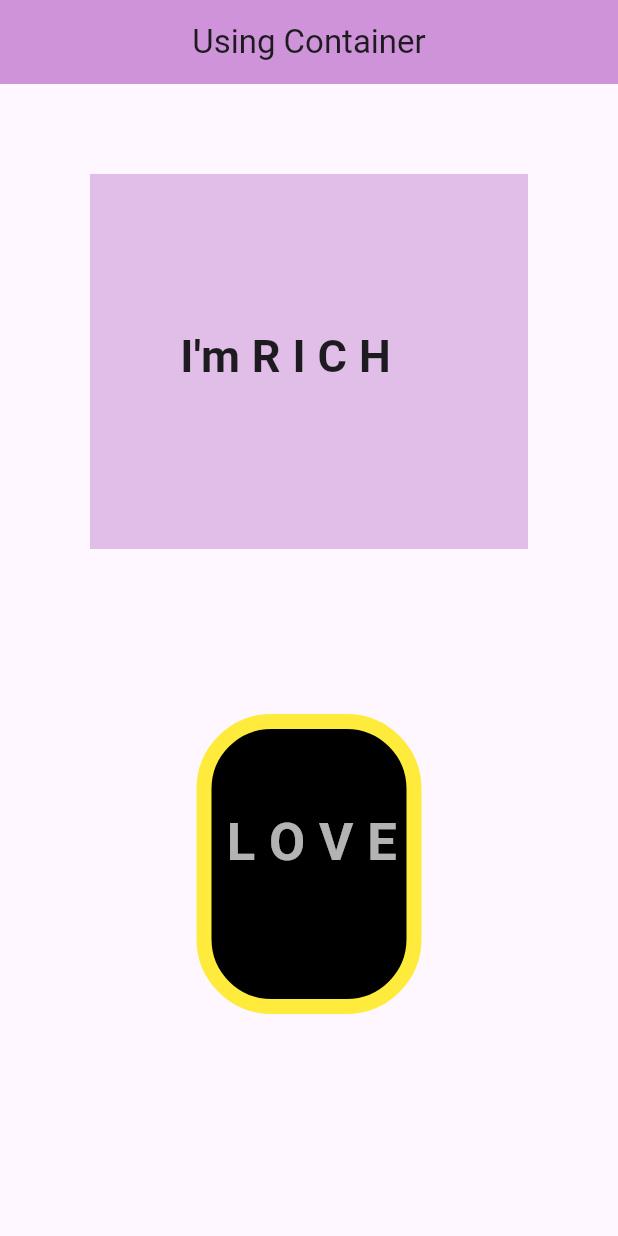
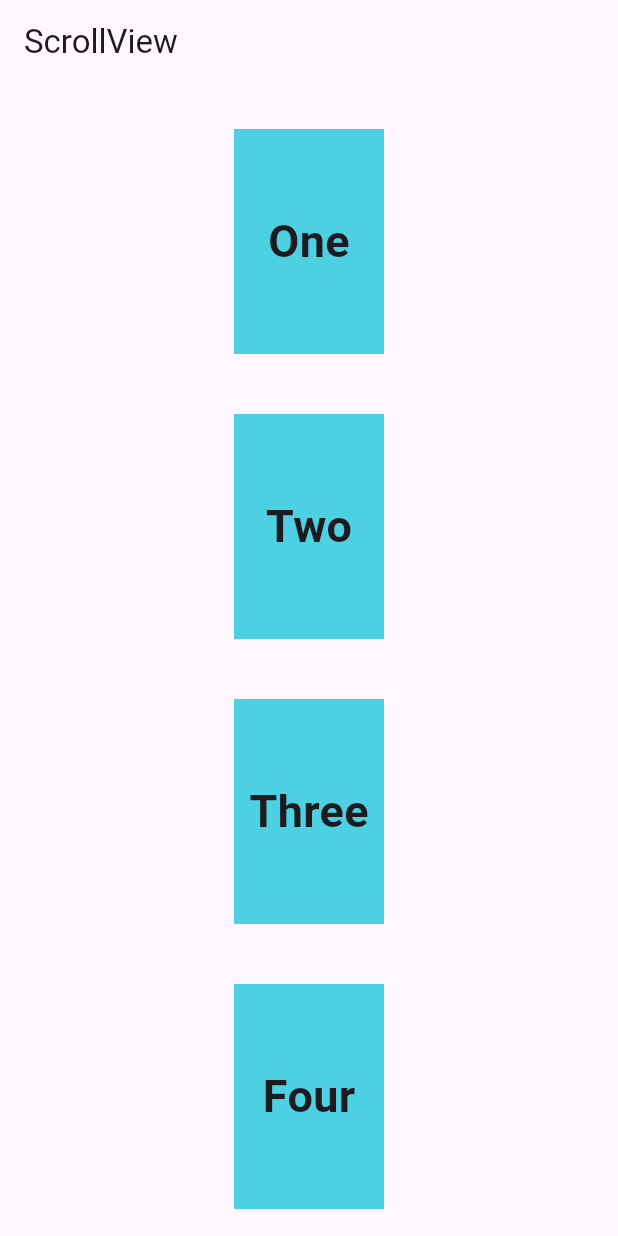
Before and after one commit to Tankung1412/flutter-sample, a Flutter app: the screen it shows after launch, on a phone screen of 412 x 824 dp. Run offline on Flutter 3.47's test engine with Material 3 defaults, Android fonts, the phone set to English and light mode, and no system bars.

Commit message:
third commit

```diff
--- a/flutter_sample/lib/main.dart
+++ b/flutter_sample/lib/main.dart
@@ -1,5 +1,6 @@
 import 'package:flutter/material.dart';
 import 'package:flutter_sample/my_container.dart';
+import 'package:flutter_sample/my_scoll.dart';
 
 void main() {
   runApp(const MainApp());
@@ -13,7 +14,7 @@ class MainApp extends StatelessWidget {
     return const MaterialApp(
       debugShowCheckedModeBanner: false,
       title: 'My Flutter Sample',
-      home: MyContainer(
+      home: MyScllView(
 
       )
     );
--- /dev/null
+++ b/flutter_sample/lib/my_scoll.dart
@@ -0,0 +1,38 @@
+import 'package:flutter/material.dart';
+
+class MyScllView extends StatelessWidget {
+  const MyScllView({super.key});
+
+  @override
+  Widget build(BuildContext context) {
+    return  Scaffold(
+      appBar: AppBar(
+        title: const Text('ScrollView'),
+      ),
+      body:  SingleChildScrollView(
+        scrollDirection: Axis.vertical,
+        padding: const EdgeInsets.all(10),
+        child: Center(
+          child: Column(children: [
+            boxContainer("One"),
+            boxContainer("Two"),
+            boxContainer("Three"),
+            boxContainer("Four"),
+            boxContainer("Five"),
+            boxContainer("Six"),
+            boxContainer("Seven"),
+          ],),
+        ),
+      ),
+    );
+  }
+
+  Widget boxContainer(String txt) => Container(
+    width: 100,
+    height: 150,
+    color: Colors.cyan.shade300,
+    margin: const EdgeInsets.all(20),
+    alignment: Alignment.center,
+    child: Text(txt,style: const TextStyle(fontSize: 30, fontWeight: FontWeight.bold),),
+  );
+}
```
